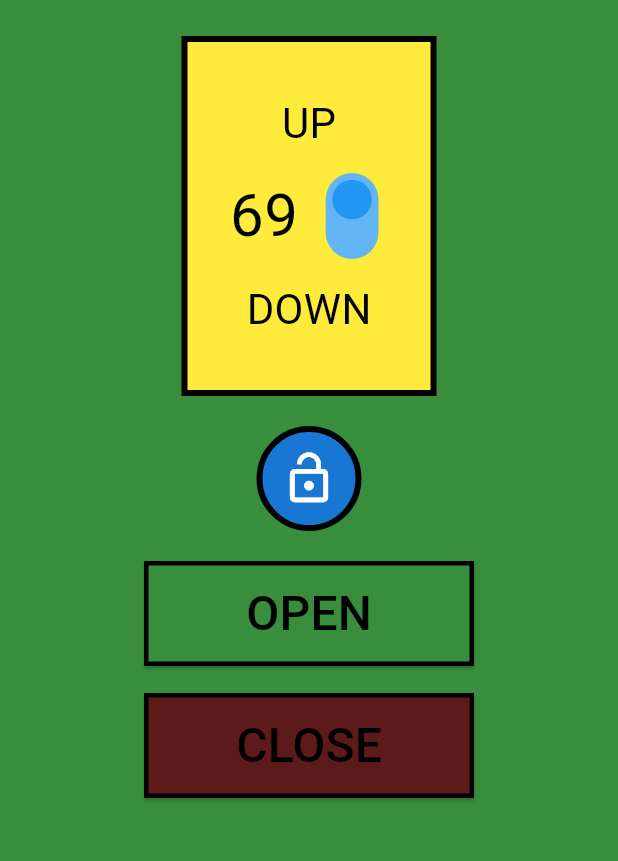
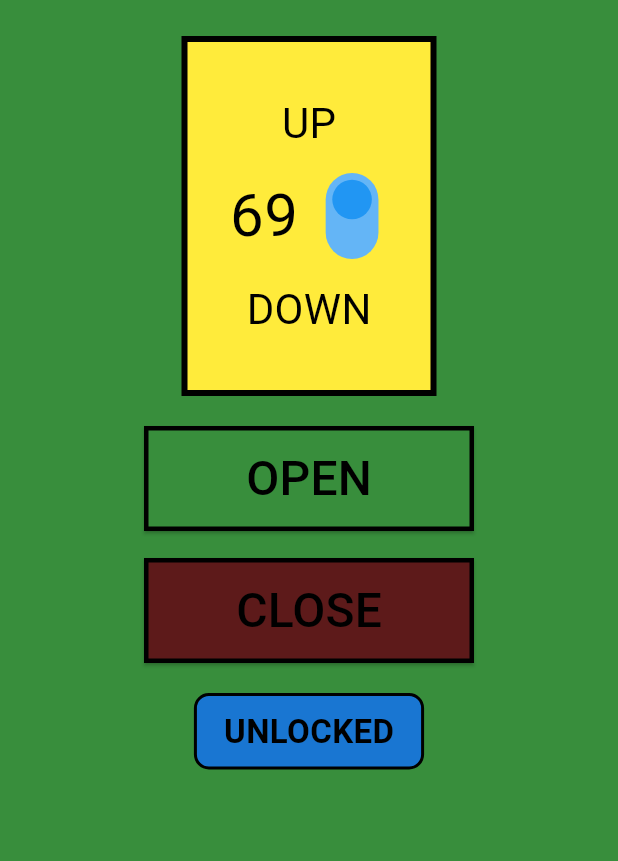
Before and after one commit to androidrelays/BS14, a Flutter app: the screen it shows after launch, on a phone screen of 412 x 824 dp, the part 222-1083 px from its top. Run offline on Flutter 3.47's test engine with Material 3 defaults, Android fonts, the phone set to English and light mode, and no system bars; our stand-ins replace flutter_blue_plus.

Commit message:
Update Flutter app UI

```diff
--- a/lib/main.dart
+++ b/lib/main.dart
@@ -344,25 +344,25 @@ class _BreakerControlScreenState extends State<BreakerControlScreen> {
         setState(() {
           locked = newLockState;
         });
-        // Always write lock state to Arduino for two-way sync
         await _bluetoothService.writeLockState(newLockState);
-        // Optionally, send breaker command if needed for your protocol
-        //_sendArduinoCommand();
       },
       child: Container(
-        width: 70,
-        height: 70,
+        padding: const EdgeInsets.symmetric(
+          horizontal: 18,
+          vertical: 8,
+        ), // Smaller, tighter padding
         decoration: BoxDecoration(
           color: locked ? Colors.orange.shade700 : Colors.blue.shade700,
-          shape: BoxShape.circle,
-          border: Border.all(color: Colors.black, width: 4),
+          borderRadius: BorderRadius.circular(10),
+          border: Border.all(color: Colors.black, width: 2),
         ),
-        child: Center(
-          child: Icon(
-            locked ? Icons.lock : Icons.lock_open,
-            color: Colors.white,
-            size: 38,
-          ),
+        child: Text(
+          locked ? 'LOCKED' : 'UNLOCKED',
+          style: const TextStyle(
+            fontSize: 22,
+            color: Colors.black,
+            fontWeight: FontWeight.bold,
+          ), // Black text, smaller font
         ),
       ),
     );
@@ -498,20 +498,6 @@ class _BreakerControlScreenState extends State<BreakerControlScreen> {
                         inactiveThumbColor: Colors.grey,
                         inactiveTrackColor: Colors.grey[300],
                       ),
-                      if (forceSwitchUp || disableSwitch)
-                        Container(
-                          width: 48,
-                          height: 48,
-                          alignment: Alignment.center,
-                          child: Transform.rotate(
-                            angle: 1.5708, // 90 degrees in radians
-                            child: Icon(
-                              Icons.lock,
-                              color: Colors.orange,
-                              size: 32,
-                            ),
-                          ),
-                        ),
                     ],
                   ),
                 ),
@@ -555,12 +541,7 @@ class _BreakerControlScreenState extends State<BreakerControlScreen> {
             ),
             if (locked && !breakerOpen)
               Positioned.fill(
-                child: Container(
-                  color: Colors.black.withOpacity(0.18),
-                  child: Center(
-                    child: Icon(Icons.lock, color: Colors.orange, size: 38),
-                  ),
-                ),
+                child: Container(color: Colors.black.withOpacity(0.18)),
               ),
           ],
         ),
@@ -609,12 +590,7 @@ class _BreakerControlScreenState extends State<BreakerControlScreen> {
                 ),
               if (locked && breakerOpen)
                 Positioned.fill(
-                  child: Container(
-                    color: Colors.black.withOpacity(0.18),
-                    child: Center(
-                      child: Icon(Icons.lock, color: Colors.orange, size: 38),
-                    ),
-                  ),
+                  child: Container(color: Colors.black.withOpacity(0.18)),
                 ),
             ],
           ),
@@ -670,8 +646,6 @@ class _BreakerControlScreenState extends State<BreakerControlScreen> {
         const SizedBox(height: 24),
         Center(child: _buildSwitchContainer(isPortrait: true)),
         const SizedBox(height: 20),
-        Center(child: _buildLockButton()),
-        const SizedBox(height: 20),
         Center(
           child: _buildControlButtons(
             openColor,
@@ -680,6 +654,8 @@ class _BreakerControlScreenState extends State<BreakerControlScreen> {
             closeInactive,
           ),
         ),
+        const SizedBox(height: 20),
+        Center(child: _buildLockButton()),
       ],
     );
   }
@@ -782,20 +758,6 @@ class _BreakerControlScreenState extends State<BreakerControlScreen> {
                                   inactiveThumbColor: Colors.grey,
                                   inactiveTrackColor: Colors.grey[300],
                                 ),
-                                if (locked && !breakerOpen)
-                                  Container(
-                                    width: 48,
-                                    height: 48,
-                                    alignment: Alignment.center,
-                                    child: Transform.rotate(
-                                      angle: 1.5708, // 90 degrees in radians
-                                      child: Icon(
-                                        Icons.lock,
-                                        color: Colors.orange,
-                                        size: 32,
-                                      ),
-                                    ),
-                                  ),
                               ],
                             ),
                           ),
@@ -850,13 +812,6 @@ class _BreakerControlScreenState extends State<BreakerControlScreen> {
                           Positioned.fill(
                             child: Container(
                               color: Colors.black.withOpacity(0.18),
-                              child: Center(
-                                child: Icon(
-                                  Icons.lock,
-                                  color: Colors.orange,
-                                  size: 32,
-                                ),
-                              ),
                             ),
                           ),
                       ],
@@ -927,13 +882,6 @@ class _BreakerControlScreenState extends State<BreakerControlScreen> {
                           Positioned.fill(
                             child: Container(
                               color: Colors.black.withOpacity(0.18),
-                              child: Center(
-                                child: Icon(
-                                  Icons.lock,
-                                  color: Colors.orange,
-                                  size: 24,
-                                ),
-                              ),
                             ),
                           ),
                       ],
```
